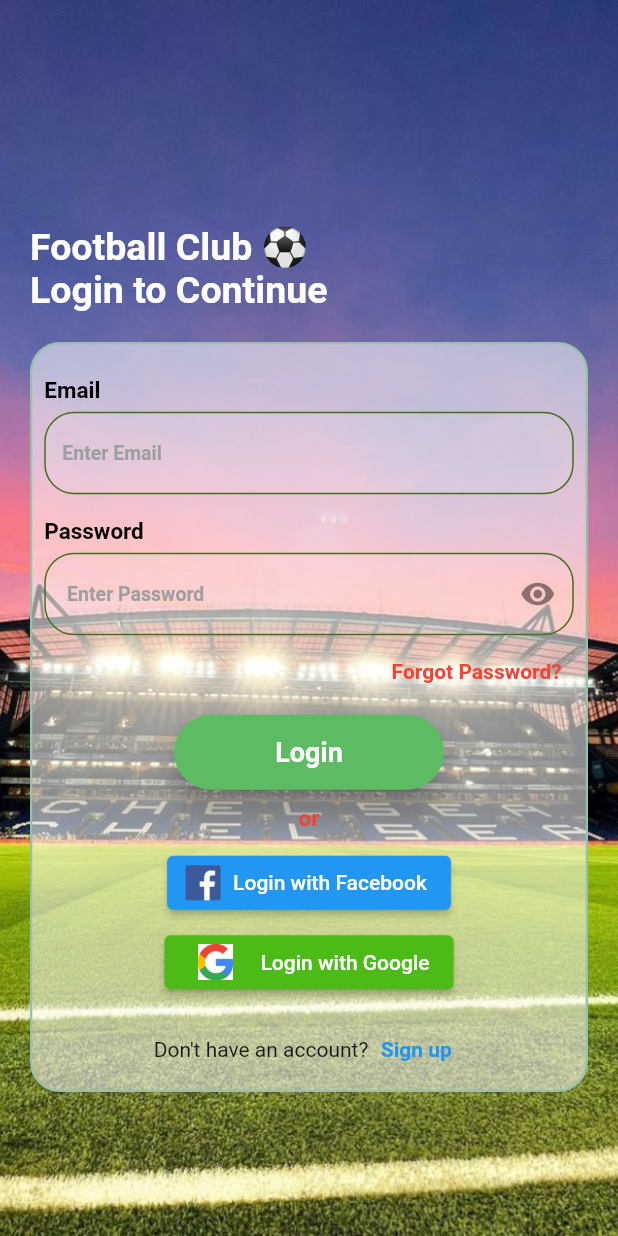
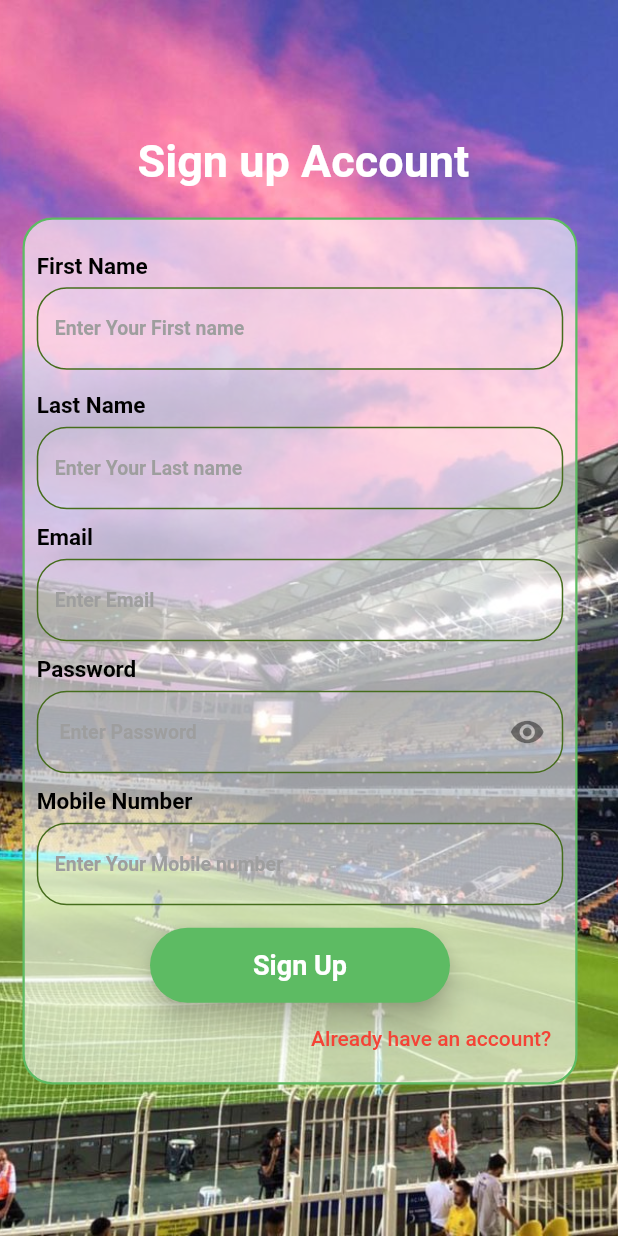
Before and after one commit to IsvaShahzad/Football, a Flutter app: the screen it shows after launch, after a tap on "Sign up", on a phone screen of 412 x 824 dp. Run offline on Flutter 3.47's test engine with Material 2 defaults, Android fonts, the phone set to English and light mode, and no system bars; our stand-ins replace flutter_screenutil, google_sign_in; missing offline and left inert: flutter_facebook_auth.

Commit message:
initial screens

```diff
--- a/lib/LoginScreen.dart
+++ b/lib/InitialScreens/LoginScreen.dart
@@ -2,12 +2,11 @@ import 'package:flutter/material.dart';
 import 'package:flutter_facebook_auth/flutter_facebook_auth.dart';
 import 'package:google_sign_in/google_sign_in.dart';
 
+import 'ForgotPasswordScreen.dart';
+import 'SignUpScreen.dart';
 
 class LoginScreen extends StatefulWidget {
-
-
   @override
-
   State<LoginScreen> createState() => _LoginScreenState();
 }
 
@@ -27,7 +26,8 @@ class _LoginScreenState extends State<LoginScreen> {
 
   Future<void> _loginWithGoogle() async {
     try {
-      final GoogleSignInAccount? googleSignInAccount = await googleSignIn.signIn();
+      final GoogleSignInAccount? googleSignInAccount =
+          await googleSignIn.signIn();
 
       if (googleSignInAccount != null) {
         // Successfully logged in
@@ -202,10 +202,10 @@ class _LoginScreenState extends State<LoginScreen> {
                                           primary: Color(0xFFF44336),
                                         ),
                                         onPressed: () {
-                                          // Navigator.of(context).push(
-                                          //     MaterialPageRoute(
-                                          //         builder: (context) =>
-                                          //             ForgotPasswordScreen()));
+                                          Navigator.of(context).push(
+                                              MaterialPageRoute(
+                                                  builder: (context) =>
+                                                      ForgotPasswordScreen()));
                                         }),
                                   ),
                                   Align(
@@ -253,7 +253,7 @@ class _LoginScreenState extends State<LoginScreen> {
                                               //       }
                                               //     } catch (e) {
                                               //       print(e);
-                                              //       // Display an error message to the user
+                                              // Display an error message to the user
                                               ScaffoldMessenger.of(context)
                                                   .showSnackBar(
                                                 SnackBar(
@@ -372,7 +372,12 @@ class _LoginScreenState extends State<LoginScreen> {
                                       Text("Don't have an account?"),
                                       TextButton(
                                         onPressed: () {
-                                          // Navigate to the sign-up page or perform sign-up logic
+                                          Navigator.pushReplacement(
+                                              context,
+                                              MaterialPageRoute(
+                                                  builder:
+                                                      (BuildContext context) =>
+                                                          SignUpScreen()));
                                         },
                                         child: Text(
                                           "Sign up",
--- /dev/null
+++ b/lib/InitialScreens/SignUpScreen.dart
@@ -0,0 +1,411 @@
+import 'package:flutter/material.dart';
+import 'package:flutter_screenutil/flutter_screenutil.dart';
+
+import 'loginScreen.dart';
+
+class SignUpScreen extends StatefulWidget {
+  @override
+  State<SignUpScreen> createState() => _SignUpScreenState();
+}
+
+class _SignUpScreenState extends State<SignUpScreen> {
+  bool _isObscure = true;
+
+  final _formKey = GlobalKey<FormState>();
+
+  final TextEditingController firstNameController = TextEditingController();
+  final TextEditingController lastNameController = TextEditingController();
+  final TextEditingController emailController = TextEditingController();
+  final TextEditingController passwordController = TextEditingController();
+  final TextEditingController mobileController = TextEditingController();
+
+  @override
+  Widget build(BuildContext context) {
+    return Form(
+      key: _formKey,
+      child: Container(
+          decoration: BoxDecoration(
+              image: DecorationImage(
+                  image: AssetImage("assets/images/footballcloud.jpg"),
+                  fit: BoxFit.cover)),
+
+          child: Scaffold(
+              backgroundColor: Colors.transparent,
+              // appBar: AppBar(
+              //   elevation: 13,
+              //   shape: RoundedRectangleBorder(
+              //       borderRadius: BorderRadius.only(
+              //           bottomRight: Radius.circular(12),
+              //           bottomLeft: Radius.circular(12))),
+              //   actions: <Widget>[
+              //     IconButton(
+              //         icon: Icon(
+              //           Icons.logout,
+              //           color: Colors.white,
+              //         ),
+              //         onPressed: () {
+              //           Navigator.pushReplacement(
+              //               context,
+              //               MaterialPageRoute(
+              //                   builder: (context) => LoginScreen()));
+              //         }),
+              //
+              //   ],
+              // ),
+
+              body: Container(
+                  child: SingleChildScrollView(
+                      child: Padding(
+                padding: const EdgeInsets.symmetric(horizontal: 15.0),
+                child: Column(
+                    crossAxisAlignment: CrossAxisAlignment.start,
+                    children: [
+                      Padding(
+                        padding: EdgeInsets.only(top: 90.0),
+                        child: const Align(
+                            alignment: Alignment.center,
+                            child: Text(
+                              'Sign up Account ',
+                              style: TextStyle(
+                                fontSize: 30,
+                                color: Colors.white,
+                                fontWeight: FontWeight.bold,
+                              ),
+                            )),
+                      ),
+                      Padding(
+                        padding: EdgeInsets.only(top: 20.0),
+                      ),
+                      Container(
+                        height: 578,
+                        width: 370,
+                        decoration: BoxDecoration(
+                            color: Colors.white60,
+                            border: Border.all(
+                              color: Color(0xFF5DBB63),
+                              width: 1.5,
+                            ),
+                            borderRadius:
+                                BorderRadius.all(Radius.circular(20))),
+                        child: SingleChildScrollView(
+                          child: Padding(
+                            padding:
+                                const EdgeInsets.symmetric(horizontal: 8.0),
+                            child: Column(
+                              crossAxisAlignment: CrossAxisAlignment.start,
+                              children: [
+                                Padding(
+                                  padding: const EdgeInsets.only(top: 22.0),
+                                  child: Text('First Name',
+                                      style: TextStyle(
+                                          fontSize: 15,
+                                          color: Color(0xFF000000),
+                                          fontWeight: FontWeight.bold)),
+                                ),
+                                Padding(
+                                  padding: EdgeInsets.only(top: 5.0),
+                                ),
+                                Container(
+                                  child: TextFormField(
+                                    // keyboardType: TextInputType.emailAddress,
+                                    controller: firstNameController,
+                                    style: TextStyle(
+                                      fontSize: 11,
+                                      color: Color(0xFF000000),
+                                      fontWeight: FontWeight.w600,
+                                    ),
+                                    decoration: InputDecoration(
+                                      filled: true,
+                                      fillColor: Colors.white.withOpacity(0.1),
+                                      hintText: 'Enter Your First name',
+                                      hintStyle: TextStyle(
+                                          fontSize: 13, color: Colors.grey),
+                                      border: OutlineInputBorder(
+                                        borderRadius: BorderRadius.all(
+                                            Radius.circular(20)),
+                                        borderSide: BorderSide(
+                                            width: 3, color: Colors.green),
+                                      ),
+                                    ),
+                                    validator: (value) {
+                                      RegExp regex =
+                                          RegExp(r'^\(\d{3}\) \d{3}\-\d{4}$');
+                                      if (value == null || value.isEmpty) {
+                                        return 'Please Enter Some Text';
+                                      } else if (value.length > 14) {
+                                        return 'Enter less than 14 numbers';
+                                      }
+                                      return null;
+                                    },
+                                  ),
+                                ),
+                                Padding(
+                                  padding: const EdgeInsets.only(top: 15.0),
+                                  child: Text('Last Name',
+                                      style: TextStyle(
+                                          fontSize: 15,
+                                          color: Color(0xFF000000),
+                                          fontWeight: FontWeight.bold)),
+                                ),
+                                Padding(
+                                  padding: EdgeInsets.only(top: 5.0),
+                                ),
+                                Container(
+                                  child: TextFormField(
+                                    // keyboardType: TextInputType.emailAddress,
+                                    controller: lastNameController,
+                                    style: TextStyle(
+                                      fontSize: 11,
+                                      color: Color(0xFF000000),
+                                      fontWeight: FontWeight.w600,
+                                    ),
+                                    decoration: InputDecoration(
+                                      filled: true,
+                                      fillColor: Colors.white.withOpacity(0.1),
+                                      hintText: 'Enter Your Last name',
+                                      hintStyle: TextStyle(
+                                          fontSize: 13, color: Colors.grey),
+                                      border: OutlineInputBorder(
+                                        borderRadius: BorderRadius.all(
+                                            Radius.circular(20)),
+                                        borderSide: BorderSide(
+                                            width: 3, color: Colors.green),
+                                      ),
+                                    ),
+                                    validator: (value) {
+                                      RegExp regex = RegExp(
+                                          r'^.+@[a-zA-Z]+\.{1}[a-zA-Z]+(\.{0,1}[a-zA-Z]+)$');
+                                      if (value == null || value.isEmpty) {
+                                        return 'Please Enter Some Text ';
+                                      } else if (value.length > 20) {
+                                        return 'Enter less than 20 numbers';
+                                      }
+                                      return null;
+                                    },
+                                  ),
+                                ),
+                                Padding(
+                                  padding: const EdgeInsets.only(top: 10.0),
+                                  child: Text('Email',
+                                      style: TextStyle(
+                                          fontSize: 15,
+                                          color: Color(0xFF000000),
+                                          fontWeight: FontWeight.bold)),
+                                ),
+                                Padding(
+                                  padding: EdgeInsets.only(top: 5.0),
+                                ),
+                                Container(
+                                  child: TextFormField(
+                                    keyboardType: TextInputType.emailAddress,
+                                    controller: emailController,
+                                    style: TextStyle(
+                                      fontSize: 11,
+                                      color: Color(0xFF000000),
+                                      fontWeight: FontWeight.w600,
+                                    ),
+                                    decoration: InputDecoration(
+                                      filled: true,
+                                      fillColor: Colors.white.withOpacity(0.1),
+                                      hintText: 'Enter Email',
+                                      hintStyle: TextStyle(
+                                          fontSize: 13, color: Colors.grey),
+                                      border: OutlineInputBorder(
+                                        borderRadius: BorderRadius.all(
+                                            Radius.circular(20)),
+                                        borderSide: BorderSide(
+                                            width: 3, color: Colors.green),
+                                      ),
+                                    ),
+                                    validator: (value) {
+                                      RegExp regex = RegExp(
+                                          r'^.+@[a-zA-Z]+\.{1}[a-zA-Z]+(\.{0,1}[a-zA-Z]+)$');
+                                      if (value == null || value.isEmpty) {
+                                        return 'Please Enter Some Text ';
+                                      } else if (!regex.hasMatch(value)) {
+                                        return 'Enter according to format';
+                                      }
+                                      return null;
+                                    },
+                                  ),
+                                ),
+                                Padding(
+                                  padding: const EdgeInsets.all(5.0),
+                                ),
+                                const Text('Password',
+                                    style: TextStyle(
+                                      fontSize: 15,
+                                      color: Color(0xFF000000),
+                                      fontWeight: FontWeight.bold,
+                                    )),
+                                Padding(
+                                  padding: EdgeInsets.only(top: 5.0),
+                                ),
+                                TextFormField(
+                                  controller: passwordController,
+                                  obscureText: _isObscure,
+                                  decoration: InputDecoration(
+                                    filled: true,
+                                    fillColor: Colors.white.withOpacity(0.1),
+                                    border: OutlineInputBorder(
+                                      borderRadius: BorderRadius.all(
+                                        Radius.circular(20),
+                                      ),
+                                    ),
+                                    hintText: ' Enter Password',
+                                    hintStyle: TextStyle(
+                                        fontSize: 13, color: Colors.grey),
+                                    suffixIcon: IconButton(
+                                      icon: Icon(
+                                        _isObscure
+                                            ? Icons.visibility
+                                            : Icons.visibility_off,
+                                      ),
+                                      onPressed: () {
+                                        setState(() {
+                                          _isObscure = !_isObscure;
+                                        });
+                                      },
+                                    ),
+                                  ),
+                                  style: TextStyle(
+                                      fontSize: 13,
+                                      color: Color(0xFF000000),
+                                      fontWeight: FontWeight.w600),
+                                  validator: (value) {
+                                    if (value == null || value.isEmpty) {
+                                      return 'Please Enter Some Text ';
+                                    }
+                                    return null;
+                                  },
+                                ),
+                                Padding(
+                                  padding: const EdgeInsets.only(top: 10.0),
+                                  child: Text('Mobile Number',
+                                      style: TextStyle(
+                                          fontSize: 15,
+                                          color: Color(0xFF000000),
+                                          fontWeight: FontWeight.bold)),
+                                ),
+                                Padding(
+                                  padding: EdgeInsets.only(top: 5.0),
+                                ),
+                                Container(
+                                  child: TextFormField(
+                                    keyboardType: TextInputType.number,
+                                    controller: mobileController,
+                                    style: TextStyle(
+                                      fontSize: 11,
+                                      color: Color(0xFF000000),
+                                      fontWeight: FontWeight.w600,
+                                    ),
+                                    decoration: InputDecoration(
+                                      filled: true,
+                                      fillColor: Colors.white.withOpacity(0.1),
+                                      hintText: 'Enter Your Mobile number',
+                                      hintStyle: TextStyle(
+                                          fontSize: 13, color: Colors.grey),
+                                      border: OutlineInputBorder(
+                                        borderRadius: BorderRadius.all(
+                                            Radius.circular(20)),
+                                        borderSide: BorderSide(
+                                            width: 3, color: Colors.green),
+                                      ),
+                                    ),
+                                    validator: (value) {
+                                      RegExp regex = RegExp(
+                                          r'^.+@[a-zA-Z]+\.{1}[a-zA-Z]+(\.{0,1}[a-zA-Z]+)$');
+                                      if (value == null || value.isEmpty) {
+                                        return 'Please Enter your Mobile Number  ';
+                                      } else if (value.length > 12) {
+                                        return 'Enter less than 12 numbers';
+                                      } else if (!regex.hasMatch(value))
+                                        return null;
+                                    },
+                                  ),
+                                ),
+                                Padding(
+                                  padding: EdgeInsets.only(top: 15.0),
+                                ),
+                                Align(
+                                  alignment: Alignment.center,
+                                  child: ElevatedButton(
+                                    style: ElevatedButton.styleFrom(
+                                      primary: Color(0xFF5DBB63),
+                                      onPrimary: Colors.white,
+                                      elevation: 8,
+                                      minimumSize: const Size(200, 50),
+                                      maximumSize: const Size(200, 50),
+                                      shape: StadiumBorder(),
+                                    ),
+                                    child: Text(
+                                      'Sign Up',
+                                      style: TextStyle(
+                                        fontWeight: FontWeight.bold,
+                                        fontSize: 18,
+                                      ),
+                                    ),
+                                    onPressed: () async {
+                                      if (_formKey.currentState?.validate() ==
+                                          true) {
+                                        // try {
+                                        //   final newUser = await _auth.createUserWithEmailAndPassword(
+                                        //     email: emailController.text,
+                                        //     password: passwordController.text,
+                                        //   );
+                                        //
+                                        //   final user = (await _auth.signInWithEmailAndPassword(
+                                        //     email: emailController.text,
+                                        //     password: passwordController.text,
+                                        //   ))
+                                        //       .user;
+                                        //
+                                        //   await FirebaseFirestore.instance.collection('users').doc(user?.uid).set({
+                                        //     'id': user?.uid,
+                                        //     'firstname': firstNameController.text,
+                                        //     'lastname': lastNameController.text,
+                                        //     'mobile': mobileController.text,
+                                        //     'isAdmin': false,
+                                        //     'isApproved': false,
+                                        //     'email': user?.email,
+                                        //   });
+                                        //
+                                        //   print(newUser);
+                                        //
+                                        //   Navigator.pushReplacement(
+                                        //     context,
+                                        //     MaterialPageRoute(builder: (BuildContext context) => VerifyEmail()),
+                                        //   );
+                                        // } catch (e) {
+                                        //   print(e);
+                                        // }
+                                      }
+                                    },
+                                  ),
+                                ),
+                                Align(
+                                  alignment: Alignment.centerRight,
+                                  child: TextButton(
+                                      onPressed: () {
+                                        Navigator.pushReplacement(
+                                            context,
+                                            MaterialPageRoute(
+                                                builder:
+                                                    (BuildContext context) =>
+                                                        LoginScreen()));
+                                      },
+                                      child: Text('Already have an account?',
+                                          style: TextStyle(
+                                            color: Colors.red,
+                                          ))),
+                                ),
+                              ],
+                            ),
+                          ),
+                        ),
+                      ),
+                    ]),
+              ))))),
+    );
+  }
+}
--- a/lib/main.dart
+++ b/lib/main.dart
@@ -5,7 +5,7 @@ import 'package:flutter/material.dart';
 import 'package:flutter_facebook_auth/flutter_facebook_auth.dart';
 import 'package:flutter_screenutil/flutter_screenutil.dart';
 
-import 'SplashScreen.dart';
+import 'InitialScreens/SplashScreen.dart';
 
 void main() async {
   if (kIsWeb || defaultTargetPlatform == TargetPlatform.macOS) {
```
Also changed, not shown: lib/InitialScreens/ForgotPasswordScreen.dart (added, +246 -0 lines), assets/images/footballcloud.jpg (added), assets/images/footballpic.jpg (added), assets/images/grass.jpg (added), assets/images/grass2.jpg (added), assets/images/signup.jpg (added), assets/images/signupground.jpg (added), lib/InitialScreens/SplashScreen.dart (renamed from lib/SplashScreen.dart).
